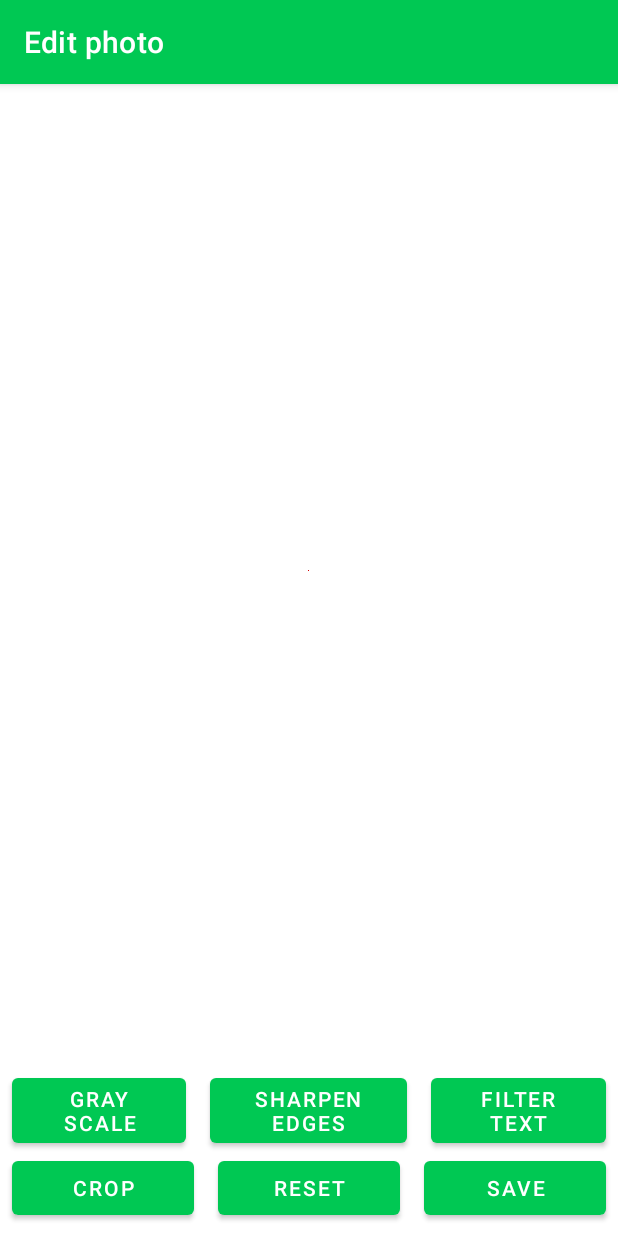
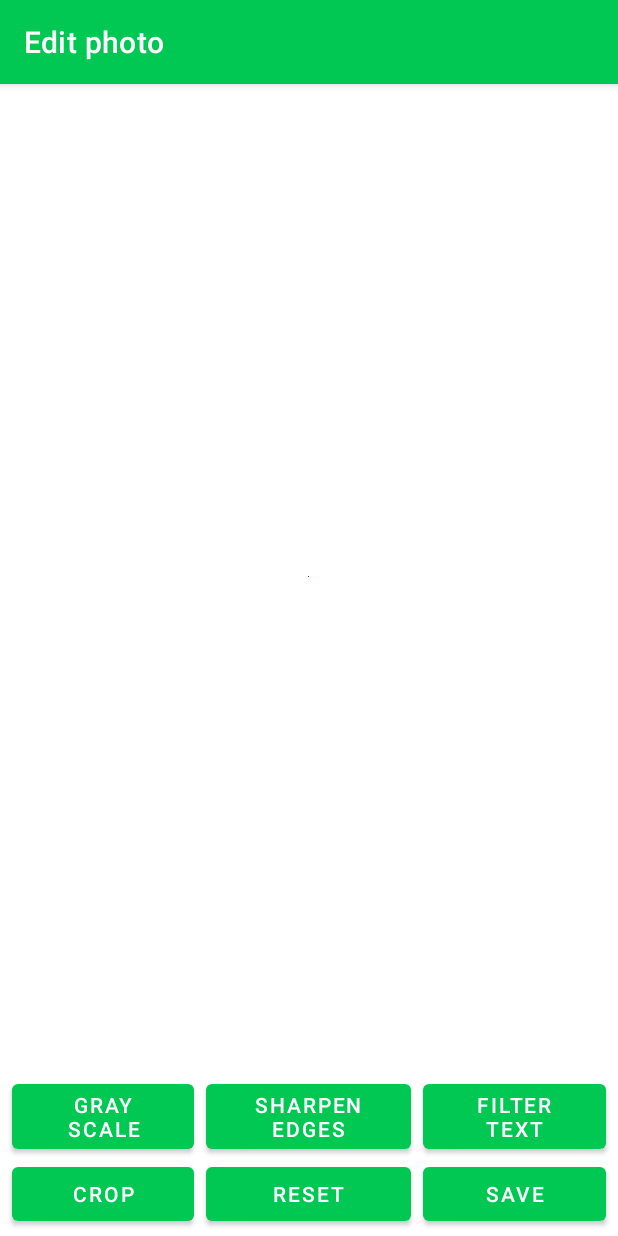
Before and after one commit to stwunsch/android-simplescanner, an Android app: the EditActivity screen opened directly, with no data from a screen before it, on a phone screen of 412 x 824 dp. Run offline under Robolectric (Android 15) with nearby library versions, the phone set to English and light mode, and no system bars; libraries missing offline, so code that uses them is left out: boofcv.alg.distort, boofcv.alg.enhance, boofcv.alg.filter, boofcv.alg.misc, boofcv.android and 3 more.

Commit message:
Play with overall layout and introduce GridLayout in EditActivity

```diff
--- a/app/build.gradle
+++ b/app/build.gradle
@@ -34,6 +34,7 @@ dependencies {
     implementation 'com.google.android.material:material:1.2.1'
     implementation 'androidx.constraintlayout:constraintlayout:2.0.4'
     implementation 'androidx.preference:preference:1.1.1'
+    implementation 'androidx.gridlayout:gridlayout:1.0.0'
     testImplementation 'junit:junit:4.+'
     androidTestImplementation 'androidx.test.ext:junit:1.1.2'
     androidTestImplementation 'androidx.test.espresso:espresso-core:3.3.0'
--- a/app/src/main/res/drawable/button_background.xml
+++ b/app/src/main/res/drawable/button_background.xml
@@ -1,5 +1,5 @@
 <?xml version="1.0" encoding="utf-8"?>
 <shape xmlns:android="http://schemas.android.com/apk/res/android">
     <corners android:radius="4dp" />
-    <solid android:color="@color/color_on_primary" />
+    <solid android:color="@color/secondary" />
 </shape>
--- a/app/src/main/res/drawable/ic_action_crop.xml
+++ b/app/src/main/res/drawable/ic_action_crop.xml
@@ -3,7 +3,7 @@
     android:height="24dp"
     android:viewportWidth="24"
     android:viewportHeight="24"
-    android:tint="?attr/colorControlNormal">
+    android:tint="@color/color_on_secondary">
   <path
       android:fillColor="@android:color/white"
       android:pathData="M17,15h2V7c0,-1.1 -0.9,-2 -2,-2H9v2h8v8zM7,17V1H5v4H1v2h4v10c0,1.1 0.9,2 2,2h10v4h2v-4h4v-2H7z"/>
--- a/app/src/main/res/drawable/ic_action_delete.xml
+++ b/app/src/main/res/drawable/ic_action_delete.xml
@@ -3,7 +3,7 @@
     android:height="24dp"
     android:viewportWidth="24"
     android:viewportHeight="24"
-    android:tint="?attr/colorControlNormal">
+    android:tint="@color/color_on_secondary">
   <path
       android:fillColor="@android:color/white"
       android:pathData="M6,19c0,1.1 0.9,2 2,2h8c1.1,0 2,-0.9 2,-2V7H6v12zM19,4h-3.5l-1,-1h-5l-1,1H5v2h14V4z"/>
--- a/app/src/main/res/layout/activity_edit.xml
+++ b/app/src/main/res/layout/activity_edit.xml
@@ -1,5 +1,6 @@
 <?xml version="1.0" encoding="utf-8"?>
 <androidx.constraintlayout.widget.ConstraintLayout xmlns:android="http://schemas.android.com/apk/res/android"
+    xmlns:app="http://schemas.android.com/apk/res-auto"
     xmlns:tools="http://schemas.android.com/tools"
     android:layout_width="match_parent"
     android:layout_height="match_parent"
@@ -13,7 +14,7 @@
             android:id="@+id/imageLayout"
             android:layout_width="match_parent"
             android:layout_height="match_parent"
-            android:layout_above="@+id/buttonView"
+            android:layout_above="@+id/buttonLayout"
             android:layout_alignParentTop="true"
             android:gravity="center_horizontal|center_vertical"
             android:orientation="horizontal">
@@ -25,14 +26,18 @@
                 android:scaleType="fitXY" />
         </LinearLayout>
 
-        <LinearLayout
-            android:id="@+id/buttonView"
+        <androidx.gridlayout.widget.GridLayout
+            android:id="@+id/buttonLayout"
             android:layout_width="match_parent"
             android:layout_height="wrap_content"
-            android:layout_above="@+id/buttonView2"
+            android:layout_alignParentBottom="true"
             android:layout_marginTop="@dimen/edit_button_margin"
-            android:gravity="center_horizontal|center_vertical"
-            android:orientation="horizontal">
+            android:layout_marginBottom="@dimen/edit_button_margin"
+            android:layout_marginLeft="@dimen/edit_button_margin"
+            android:layout_marginRight="@dimen/edit_button_margin"
+            android:layout_centerHorizontal="true"
+            app:columnCount="3"
+            app:rowCount="2">
 
             <Button
                 android:id="@+id/buttonGrayscale"
@@ -40,8 +45,9 @@
                 android:layout_height="wrap_content"
                 android:layout_marginLeft="@dimen/edit_button_margin"
                 android:layout_marginRight="@dimen/edit_button_margin"
-                android:layout_weight="1"
-                android:text="Gray\nScale" />
+                android:text="Gray\nScale"
+                app:layout_columnWeight="1"
+                app:layout_rowWeight="1" />
 
             <Button
                 android:id="@+id/buttonSharpen"
@@ -49,7 +55,8 @@
                 android:layout_height="wrap_content"
                 android:layout_marginLeft="@dimen/edit_button_margin"
                 android:layout_marginRight="@dimen/edit_button_margin"
-                android:layout_weight="1"
+                app:layout_columnWeight="1"
+                app:layout_rowWeight="1"
                 android:text="Sharpen\nEdges" />
 
             <Button
@@ -58,19 +65,9 @@
                 android:layout_height="wrap_content"
                 android:layout_marginLeft="@dimen/edit_button_margin"
                 android:layout_marginRight="@dimen/edit_button_margin"
-                android:layout_weight="1"
+                app:layout_columnWeight="1"
+                app:layout_rowWeight="1"
                 android:text="Filter\nText" />
-
-        </LinearLayout>
-
-        <LinearLayout
-            android:id="@+id/buttonView2"
-            android:layout_width="match_parent"
-            android:layout_height="wrap_content"
-            android:layout_alignParentBottom="true"
-            android:layout_marginBottom="@dimen/edit_button_margin"
-            android:gravity="center_horizontal|center_vertical"
-            android:orientation="horizontal">
 
             <Button
                 android:id="@+id/buttonCrop"
@@ -78,8 +75,9 @@
                 android:layout_height="wrap_content"
                 android:layout_marginLeft="@dimen/edit_button_margin"
                 android:layout_marginRight="@dimen/edit_button_margin"
-                android:layout_weight="1"
-                android:text="Crop" />
+                android:text="Crop"
+                app:layout_columnWeight="1"
+                app:layout_rowWeight="1" />
 
             <Button
                 android:id="@+id/buttonReset"
@@ -87,8 +85,9 @@
                 android:layout_height="wrap_content"
                 android:layout_marginLeft="@dimen/edit_button_margin"
                 android:layout_marginRight="@dimen/edit_button_margin"
-                android:layout_weight="1"
-                android:text="Reset" />
+                android:text="Reset"
+                app:layout_columnWeight="1"
+                app:layout_rowWeight="1" />
 
             <Button
                 android:id="@+id/buttonSave"
@@ -96,9 +95,12 @@
                 android:layout_height="wrap_content"
                 android:layout_marginLeft="@dimen/edit_button_margin"
                 android:layout_marginRight="@dimen/edit_button_margin"
-                android:layout_weight="1"
+                app:layout_columnWeight="1"
+                app:layout_rowWeight="1"
                 android:text="Save" />
-        </LinearLayout>
+
+        </androidx.gridlayout.widget.GridLayout>
+
     </RelativeLayout>
 
 </androidx.constraintlayout.widget.ConstraintLayout>
--- a/app/src/main/res/values/dims.xml
+++ b/app/src/main/res/values/dims.xml
@@ -1,7 +1,7 @@
 <?xml version="1.0" encoding="utf-8"?>
 <resources>
     <dimen name="fab_margin">16dp</dimen>
-    <dimen name="edit_button_margin">8dp</dimen>
+    <dimen name="edit_button_margin">4dp</dimen>
     <dimen name="about_margin">16dp</dimen>
     <dimen name="image_button_size">40dp</dimen>
     <dimen name="image_button_margin">16dp</dimen>
```
